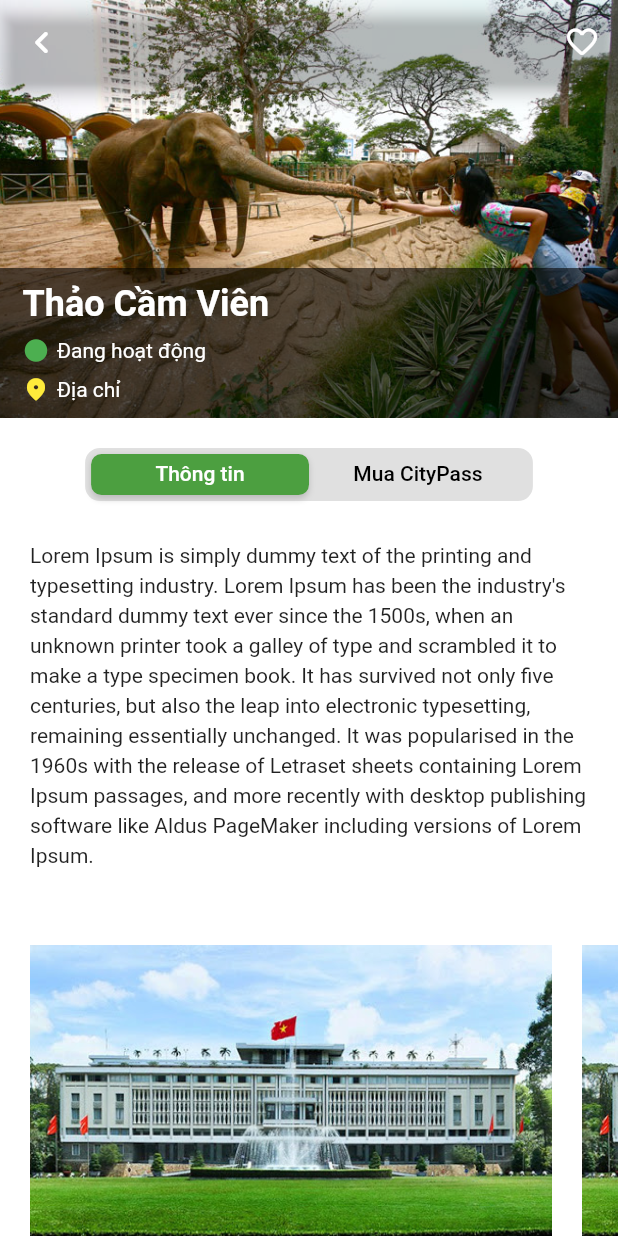
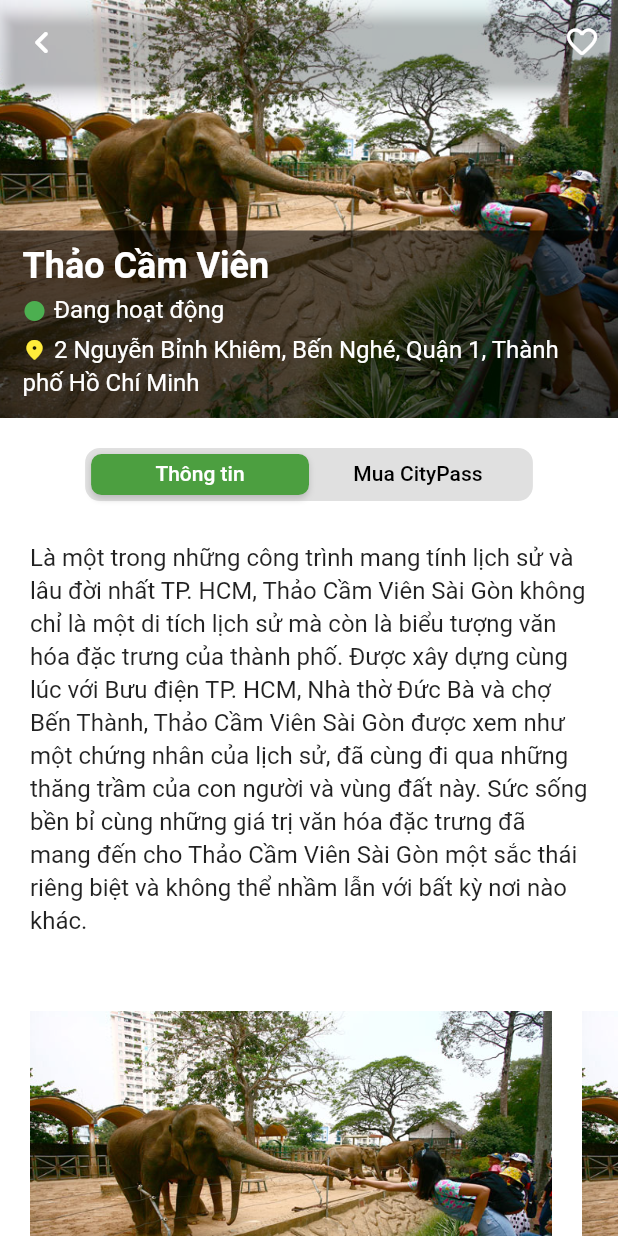
Before and after one commit to mknguyentran/CityPassFlutter, a Flutter app: the screen it shows after launch, after a tap on "Thảo Cầm Viên", on a phone screen of 412 x 824 dp. Run offline on Flutter 3.47's test engine with Material 2 defaults, Android fonts, the phone set to English and light mode, and no system bars; our stand-ins replace qr_flutter; Roboto replaces fonts that are missing (SFProRounded).

Commit message:
Refactor activity detail code, add TimetableRow widget to shorten code

```diff
--- a/lib/screens/activity_detail/components/activity_header.dart
+++ b/lib/screens/activity_detail/components/activity_header.dart
@@ -17,65 +17,77 @@
       children: [
         Container(
           height: getProportionateScreenWidth(280),
-          child: SizedBox.expand(child: Image.asset(activity.image, fit: BoxFit.cover))
+          child: SizedBox.expand(
+              child: Image.asset(activity.image, fit: BoxFit.cover)
+          )
         ),
         Positioned(
           bottom: 0,
           child: Container(
-              padding: EdgeInsets.fromLTRB(15,10,15,10),
-              height: 100,
+            padding: EdgeInsets.fromLTRB(15, 10, 15, 10),
+            height: 125,
             width: MediaQuery.of(context).size.width,
             color: Colors.black.withOpacity(0.6),
             child: Column(
               crossAxisAlignment: CrossAxisAlignment.start,
-                mainAxisAlignment: MainAxisAlignment.spaceBetween,
               children: [
                 Text(
                   activity.name,
                   style: TextStyle(
                     fontSize: 24,
                     fontWeight: FontWeight.bold,
-                        color: Colors.white),
-                  ),
-                  Row(
-                    children: [
-                      Icon(
-                        Icons.circle,
-                        color: Colors.green,
-                        size: 18,
-                      ),
-                      Padding(
-                        padding: EdgeInsets.only(left: 5),
-                        child: Text(
-                          "Đang hoạt động",
-                          style: TextStyle(
-                            fontSize: 14,
-                            color: Colors.white),
+                    color: Colors.white
                   ),
                 ),
+                VerticalSpacing(of: 5),
+                RichText(
+                  text: TextSpan(
+                    children: [
+                      WidgetSpan(
+                        child: Container(
+                          padding: EdgeInsets.only(right: 5),
+                          child: Icon(
+                            Icons.circle,
+                            size: 16,
+                            color: Colors.green,
+                          )
+                        )
+                      ),
+                      TextSpan(
+                        text: "Đang hoạt động",
+                        style: TextStyle(fontSize: 16)
+                      )
                     ],
                   ),
-                  Row(
+                ),
+                VerticalSpacing(of: 5),
+                RichText(
+                  text: TextSpan(
                     children: [
-                      Icon(
+                      WidgetSpan(
+                        child: Container(
+                          padding: EdgeInsets.only(right: 5),
+                          child: Icon(
                             Icons.location_on_rounded,
+                            size: 16,
                             color: Colors.yellow,
-                        size: 18,
+                          )
+                        )
                       ),
-                      Padding(
-                        padding: EdgeInsets.only(left: 5),
-                        child: Text(
-                          "Địa chỉ",
+                      TextSpan(
+                        text: "2 Nguyễn Bỉnh Khiêm, Bến Nghé, Quận 1, Thành phố Hồ Chí Minh",
                         style: TextStyle(
-                            fontSize: 14,
-                            color: Colors.white),
-                        ),
-                      ),
+                          fontSize: 16,
+                          height: 1.4
+                        )
+                      )
                     ],
                   ),
+                )
               ],
             ),
-            ))
+          )
+        )
       ],
     );
   }
--- a/lib/screens/activity_detail/components/body/activity_info.dart
+++ b/lib/screens/activity_detail/components/body/activity_info.dart
@@ -1,11 +1,8 @@
 import 'package:city_pass/constants.dart';
 import 'package:city_pass/models/activity.dart';
+import 'package:city_pass/shared/timetable_row.dart';
 import 'package:city_pass/size_config.dart';
 import 'package:flutter/material.dart';
-
-//Replace with activity data
-String test = "Lorem Ipsum is simply dummy text of the printing and typesetting industry. Lorem Ipsum has been the industry's standard dummy text ever since the 1500s, when an unknown printer took a galley of type and scrambled it to make a type specimen book. It has survived not only five centuries, but also the leap into electronic typesetting, remaining essentially unchanged. It was popularised in the 1960s with the release of Letraset sheets containing Lorem Ipsum passages, and more recently with desktop publishing software like Aldus PageMaker including versions of Lorem Ipsum.";
-String image = "assets/images/dinh_doc_lap.jpg";
 
 class ActivityInfo extends StatelessWidget {
   final Activity activity;
@@ -23,8 +20,9 @@
             alignment: Alignment.centerLeft,
             child: Container(
               child: Text(
-                test, //Replace with activity description
+                "Là một trong những công trình mang tính lịch sử và lâu đời nhất TP. HCM, Thảo Cầm Viên Sài Gòn không chỉ là một di tích lịch sử mà còn là biểu tượng văn hóa đặc trưng của thành phố. Được xây dựng cùng lúc với Bưu điện TP. HCM, Nhà thờ Đức Bà và chợ Bến Thành, Thảo Cầm Viên Sài Gòn được xem như một chứng nhân của lịch sử, đã cùng đi qua những thăng trầm của con người và vùng đất này. Sức sống bền bỉ cùng những giá trị văn hóa đặc trưng đã mang đến cho Thảo Cầm Viên Sài Gòn một sắc thái riêng biệt và không thể nhầm lẫn với bất kỳ nơi nào khác.", //Replace with activity description
                 style: TextStyle(
+                  fontSize: 16,
                   height: 1.4),
               ),
             ),
@@ -43,7 +41,7 @@
                   (index) => Padding(
                     padding: index != 0 ? EdgeInsets.only(left: 20) : EdgeInsets.zero,
                     child: Image.asset(
-                      image,
+                      "assets/images/thao_cam_vien.jpg",
                       width: getProportionateScreenWidth(350),
                       fit: BoxFit.cover
                     ),
@@ -79,45 +77,13 @@
                     ],
                   ),
                   VerticalSpacing(of: 10),
-                  Row(
-                    mainAxisAlignment: MainAxisAlignment.spaceBetween,
-                    children: [
-                      Column(
-                        crossAxisAlignment: CrossAxisAlignment.start,
-                        mainAxisAlignment: MainAxisAlignment.spaceBetween,
-                        children: [
-                          Text("Thứ hai")
-                        ],
-                      ),
-                      Column(
-                        crossAxisAlignment: CrossAxisAlignment.center,
-                        mainAxisAlignment: MainAxisAlignment.spaceBetween,
-                        children: [
-                          Text("09:00 - 11:30 và 11:30 - 19:00")
-                        ],
-                      ),
-                    ],
-                  ),
-                  VerticalSpacing(of: 10),
-                  Row(
-                    mainAxisAlignment: MainAxisAlignment.spaceBetween,
-                    children: [
-                      Column(
-                        crossAxisAlignment: CrossAxisAlignment.start,
-                        mainAxisAlignment: MainAxisAlignment.spaceBetween,
-                        children: [
-                          Text("Thứ ba", style: TextStyle(color: primaryDarkColor),)
-                        ],
-                      ),
-                      Column(
-                        crossAxisAlignment: CrossAxisAlignment.center,
-                        mainAxisAlignment: MainAxisAlignment.spaceBetween,
-                        children: [
-                          Text("09:00 - 11:30 và 11:30 - 19:00", style: TextStyle(color: primaryDarkColor),)
-                        ],
-                      ),
-                    ],
-                  ),
+                  TimetableRow(dayOfWeek: "Thứ hai", openTime: "07:00 - 17:30"),
+                  TimetableRow(dayOfWeek: "Thứ ba", openTime: "07:00 - 17:30"),
+                  TimetableRow(dayOfWeek: "Thứ tư", openTime: "07:00 - 17:30"),
+                  TimetableRow(dayOfWeek: "Thứ năm", openTime: "07:00 - 17:30"),
+                  TimetableRow(dayOfWeek: "Thứ sáu", openTime: "07:00 - 17:30"),
+                  TimetableRow(dayOfWeek: "Thứ bảy", openTime: "07:00 - 17:30"),
+                  TimetableRow(dayOfWeek: "Chủ nhật", openTime: "07:00 - 17:30"),
                 ],
               ),
             ),
--- /dev/null
+++ b/lib/shared/timetable_row.dart
@@ -0,0 +1,44 @@
+import 'package:flutter/material.dart';
+
+class TimetableRow extends StatelessWidget {
+  const TimetableRow({
+    Key key,
+    @required this.dayOfWeek,
+    @required this.openTime
+  }) : super(key: key);
+
+  final String dayOfWeek;
+  final String openTime;
+
+  @override
+  Widget build(BuildContext context) {
+    return Container(
+      padding: EdgeInsets.only(bottom: 5),
+      child: Row(
+        mainAxisAlignment: MainAxisAlignment.spaceBetween,
+        children: [
+          Column(
+            children: [
+              Text(
+                dayOfWeek,
+                style: TextStyle(
+                  color: dayOfWeek == "Thứ tư" ? Colors.green : null
+                ),
+              )
+            ],
+          ),
+          Column(
+            children: [
+              Text(
+                openTime,
+                style: TextStyle(
+                  color: dayOfWeek == "Thứ tư" ? Colors.green : null
+                ),
+              )
+            ],
+          )
+        ],
+      ),
+    );
+  }
+}
```
Lines whose indentation alone changed are shown as unchanged.
